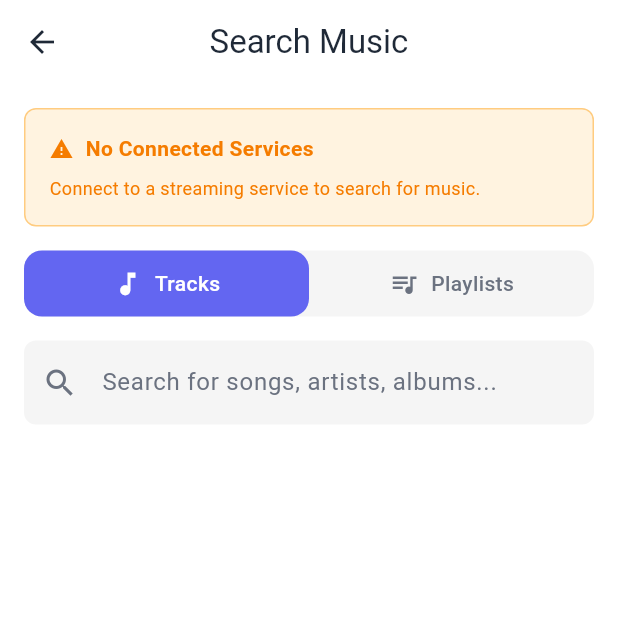
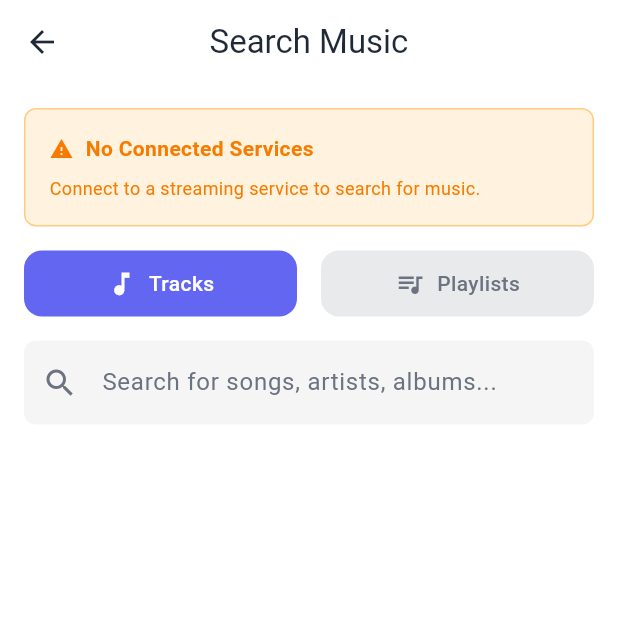
Before and after one commit to benedikt-weyer/musestruct, a Flutter app: the SearchScreen screen opened directly, on a phone screen of 412 x 824 dp, the top half of it. Run offline on Flutter 3.47's test engine with Material 3 defaults, Android fonts, the phone set to English and light mode, and no system bars; our stand-ins replace audioplayers, flutter_secure_storage, shared_preferences; missing offline and left inert: desktop_webview_window; accounts and stored records are empty; network calls fail.

Commit message:
style: update search screen to use theme colors and improve layout consistency

```diff
--- a/lib/core/screens/music/search_screen.dart
+++ b/lib/core/screens/music/search_screen.dart
@@ -66,10 +66,10 @@ class _SearchScreenState extends State<SearchScreen> {
                 Container(
                   margin: const EdgeInsets.only(bottom: 16),
                   decoration: BoxDecoration(
-                    color: Theme.of(context).colorScheme.surfaceContainerHighest,
                     borderRadius: BorderRadius.circular(12),
                   ),
                   child: Row(
+                    spacing: 16,
                     children: [
                       Expanded(
                         child: GestureDetector(
@@ -85,8 +85,8 @@ class _SearchScreenState extends State<SearchScreen> {
                             padding: const EdgeInsets.symmetric(vertical: 12),
                             decoration: BoxDecoration(
                               color: _searchType == SearchType.tracks
-                                  ? Theme.of(context).primaryColor
-                                  : Colors.transparent,
+                                  ? Theme.of(context).colorScheme.primary
+                                  : Theme.of(context).colorScheme.onSurfaceVariant.withOpacity(0.15),
                               borderRadius: BorderRadius.circular(12),
                             ),
                             child: Row(
@@ -128,8 +128,8 @@ class _SearchScreenState extends State<SearchScreen> {
                             padding: const EdgeInsets.symmetric(vertical: 12),
                             decoration: BoxDecoration(
                               color: _searchType == SearchType.playlists
-                                  ? Theme.of(context).primaryColor
-                                  : Colors.transparent,
+                                  ? Theme.of(context).colorScheme.primary
+                                  : Theme.of(context).colorScheme.onSurfaceVariant.withOpacity(0.15),
                               borderRadius: BorderRadius.circular(12),
                             ),
                             child: Row(
```
